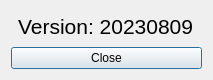
Old version of the form versiondialog.ui in the repository qlands/cleaned-desktop.
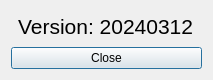
New version of the form.

The edit to the form file:
```diff
--- a/versiondialog.ui
+++ b/versiondialog.ui
@@ -37,7 +37,7 @@
         </font>
        </property>
        <property name="text">
-        <string>Version: 20230809</string>
+        <string>Version: 20240312</string>
        </property>
       </widget>
      </item>
```
